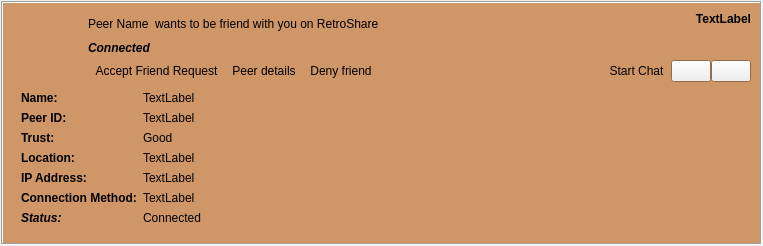
RetroShare/RetroShare, file retroshare-gui/src/gui/feeds/SecurityItem.ui: the form before one commit.
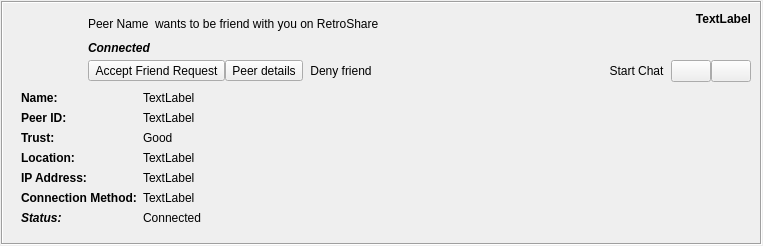
The form after the commit. Icons and pictures are not drawn. Custom widgets are drawn as their Qt base class.

```diff
--- a/retroshare-gui/src/gui/feeds/SecurityItem.ui
+++ b/retroshare-gui/src/gui/feeds/SecurityItem.ui
@@ -31,72 +31,8 @@
        <verstretch>0</verstretch>
       </sizepolicy>
      </property>
-     <property name="palette">
-      <palette>
-       <active>
-        <colorrole role="Base">
-         <brush brushstyle="SolidPattern">
-          <color alpha="255">
-           <red>207</red>
-           <green>150</green>
-           <blue>103</blue>
-          </color>
-         </brush>
-        </colorrole>
-        <colorrole role="Window">
-         <brush brushstyle="SolidPattern">
-          <color alpha="255">
-           <red>207</red>
-           <green>150</green>
-           <blue>103</blue>
-          </color>
-         </brush>
-        </colorrole>
-       </active>
-       <inactive>
-        <colorrole role="Base">
-         <brush brushstyle="SolidPattern">
-          <color alpha="255">
-           <red>207</red>
-           <green>150</green>
-           <blue>103</blue>
-          </color>
-         </brush>
-        </colorrole>
-        <colorrole role="Window">
-         <brush brushstyle="SolidPattern">
-          <color alpha="255">
-           <red>207</red>
-           <green>150</green>
-           <blue>103</blue>
-          </color>
-         </brush>
-        </colorrole>
-       </inactive>
-       <disabled>
-        <colorrole role="Base">
-         <brush brushstyle="SolidPattern">
-          <color alpha="255">
-           <red>240</red>
-           <green>240</green>
-           <blue>240</blue>
-          </color>
-         </brush>
-        </colorrole>
-        <colorrole role="Window">
-         <brush brushstyle="SolidPattern">
-          <color alpha="255">
-           <red>207</red>
-           <green>150</green>
-           <blue>103</blue>
-          </color>
-         </brush>
-        </colorrole>
-       </disabled>
-      </palette>
-     </property>
      <property name="autoFillBackground">
-      <bool>true</bool>
+      <bool>false</bool>
      </property>
      <property name="frameShape">
       <enum>QFrame::Box</enum>
@@ -251,7 +187,7 @@
               <enum>Qt::ToolButtonTextBesideIcon</enum>
              </property>
              <property name="autoRaise">
-              <bool>true</bool>
+              <bool>false</bool>
              </property>
             </widget>
            </item>
@@ -277,7 +213,7 @@
               <enum>Qt::ToolButtonTextBesideIcon</enum>
              </property>
              <property name="autoRaise">
-              <bool>true</bool>
+              <bool>false</bool>
              </property>
             </widget>
            </item>
@@ -629,17 +565,17 @@
   </action>
  </widget>
  <customwidgets>
-  <customwidget>
-   <class>StyledLabel</class>
-   <extends>QLabel</extends>
-   <header>gui/common/StyledLabel.h</header>
-  </customwidget>
   <customwidget>
    <class>AvatarWidget</class>
    <extends>QLabel</extends>
    <header>gui/common/AvatarWidget.h</header>
    <container>1</container>
   </customwidget>
+  <customwidget>
+   <class>StyledLabel</class>
+   <extends>QLabel</extends>
+   <header>gui/common/StyledLabel.h</header>
+  </customwidget>
  </customwidgets>
  <resources>
   <include location="../images.qrc"/>
```
Left out of the diff: 2 changed lines with no effect on the pictures.
